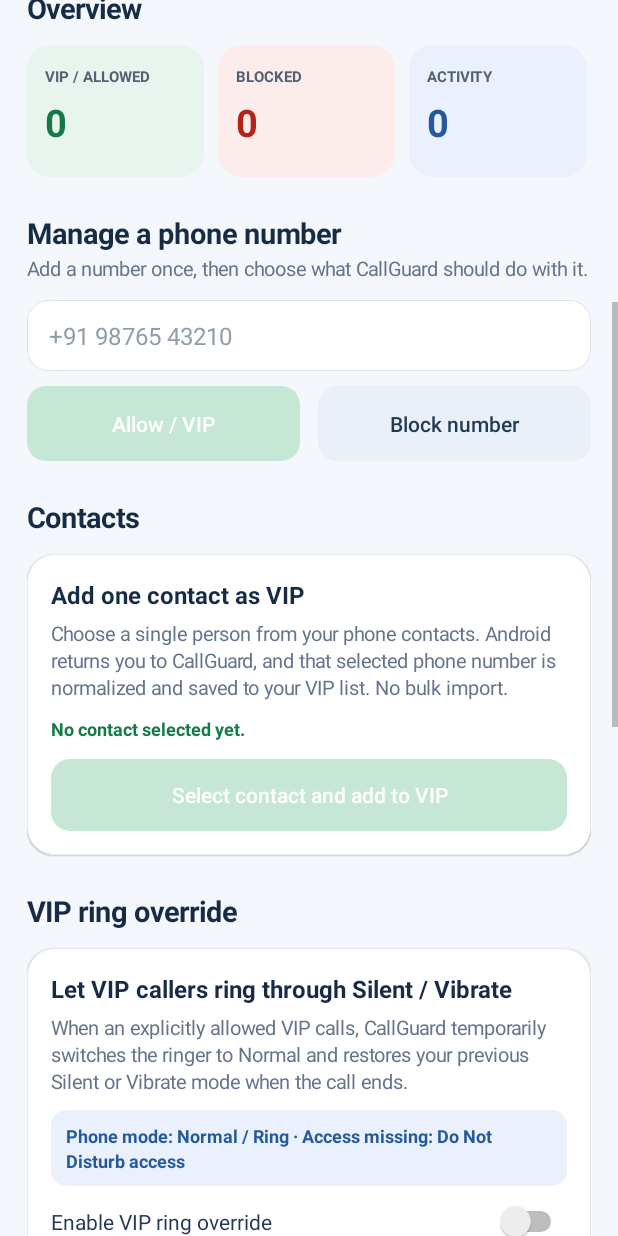
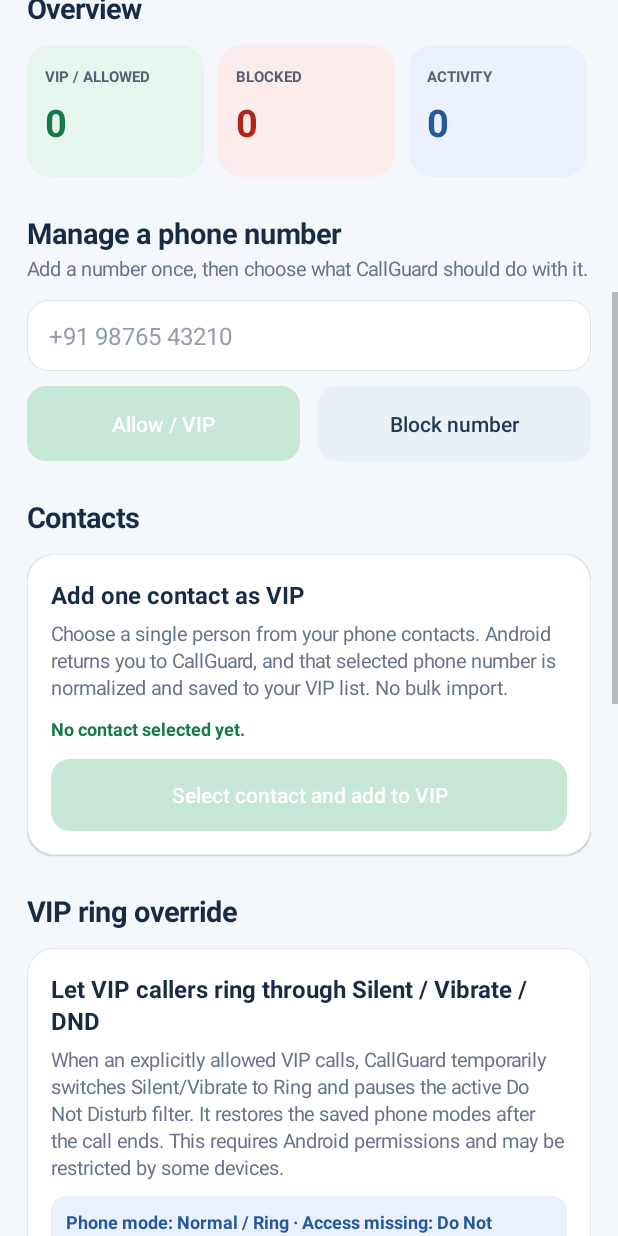
Before and after one commit to MAINAKRUDRA/CallGuard-AI, an Android app: the screen it shows after launch (MainActivity), scrolled down 576 dp, on a phone screen of 412 x 824 dp. Run offline under Robolectric (Android 15) with nearby library versions, the phone set to English and light mode, and no system bars; libraries missing offline, so code that uses them is left out: com.google.i18n.phonenumbers.

Commit message:
Explain temporary VIP DND pause and restore behavior

```diff
--- a/android/app/src/main/java/com/mainak/callguardai/MainActivity.kt
+++ b/android/app/src/main/java/com/mainak/callguardai/MainActivity.kt
@@ -234,8 +234,8 @@ class MainActivity : ComponentActivity() {
 
         content.addView(sectionTitle("VIP ring override"), matchWrap().apply { topMargin = dp(24) })
         val vipCard = card()
-        vipCard.addView(label("Let VIP callers ring through Silent / Vibrate", "#172B45", 16, true))
-        vipCard.addView(label("When an explicitly allowed VIP calls, CallGuard temporarily switches the ringer to Normal and restores your previous Silent or Vibrate mode when the call ends.", "#64748B", 13, false), matchWrap().apply { topMargin = dp(6) })
+        vipCard.addView(label("Let VIP callers ring through Silent / Vibrate / DND", "#172B45", 16, true))
+        vipCard.addView(label("When an explicitly allowed VIP calls, CallGuard temporarily switches Silent/Vibrate to Ring and pauses the active Do Not Disturb filter. It restores the saved phone modes after the call ends. This requires Android permissions and may be restricted by some devices.", "#64748B", 13, false), matchWrap().apply { topMargin = dp(6) })
         ringerStatus = label("Current phone mode: checking…", "#245A9B", 12, true).apply {
             background = rounded("#EAF1FC", 10)
             setPadding(dp(10), dp(9), dp(10), dp(9))
@@ -261,7 +261,7 @@ class MainActivity : ComponentActivity() {
         vipCard.addView(actionButton("Open Do Not Disturb access settings", false) {
             openNotificationPolicySettings()
         }, matchWrap().apply { topMargin = dp(8) })
-        vipCard.addView(label("Grant CallGuard AI access on the Android screen that opens, then return here. Requires Contacts, Phone state and Notification Policy Access. DND itself is never bypassed. SMS permission is not needed.", "#8A5A18", 12, false), matchWrap().apply { topMargin = dp(8) })
+        vipCard.addView(label("Grant CallGuard AI access on the Android screen that opens, then return here. Requires Contacts, Phone state and Notification Policy Access. When this feature is enabled, DND may be paused temporarily for a VIP call and then restored. SMS and overlay permissions are not needed.", "#8A5A18", 12, false), matchWrap().apply { topMargin = dp(8) })
         content.addView(vipCard, matchWrap().apply { topMargin = dp(10) })
 
         content.addView(sectionTitle("Your rules"), matchWrap().apply { topMargin = dp(24) })
@@ -446,7 +446,7 @@ class MainActivity : ComponentActivity() {
         }
         ringerStatus.text = buildString {
             append("Phone mode: $mode · $access")
-            if (dnd) append(" · Do Not Disturb is active; VIP override will not bypass it")
+            if (dnd) append(" · Do Not Disturb is active; VIP override will temporarily pause it for a matched VIP call if Android allows it")
         }
     }
 
@@ -503,7 +503,7 @@ class MainActivity : ComponentActivity() {
         VipRingerOverride.setEnabled(this, enabled)
         syncVipRingSwitch()
         showStatus(if (enabled) {
-            "VIP ring override enabled. VIP calls can temporarily ring through Silent/Vibrate when Do Not Disturb is off."
+            "VIP ring override enabled. For matched VIP calls, CallGuard will try to enable Ring mode and temporarily pause DND, then restore your previous settings after the call."
         } else {
             "VIP ring override was not enabled. Grant Contacts, Phone state, and Notification Policy Access."
         })
```
